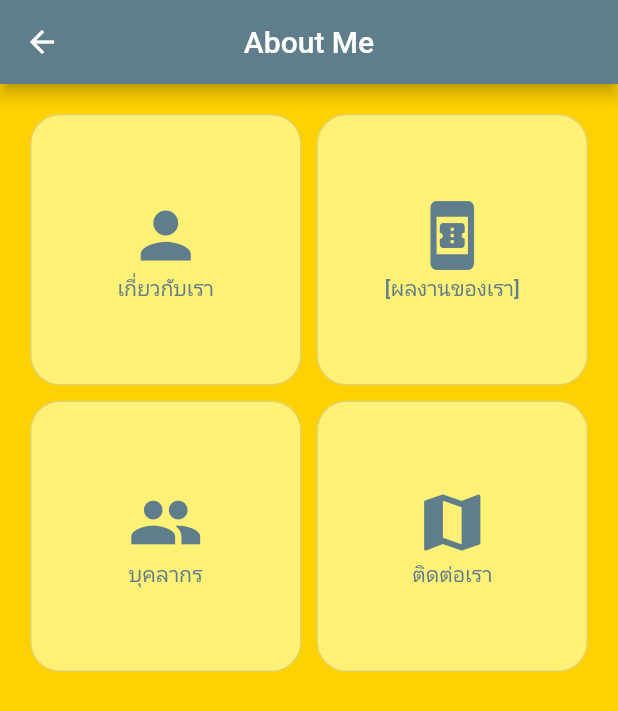
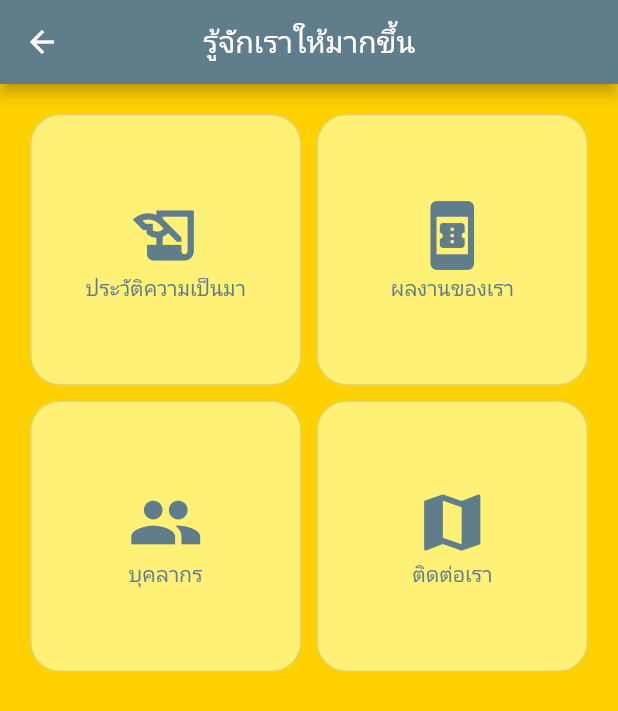
Before and after one commit to amornpan/flutter3x_nt, a Flutter app: the screen it shows after launch, after a tap on "About", on a phone screen of 412 x 824 dp. Shown: the top 711 px of the screen. Run offline on Flutter 3.47's test engine with Material 2 defaults, Android fonts, the phone set to English and light mode, and no system bars; our stand-ins replace get.

Commit message:
Layout page design

```diff
--- a/lib/main.dart
+++ b/lib/main.dart
@@ -1,6 +1,7 @@
 import 'package:flutter/material.dart';
 import 'package:flutter3x_nt/pages/about_page.dart';
 import 'package:flutter3x_nt/pages/home_page.dart';
+import 'package:flutter3x_nt/pages/layout_design.dart';
 import 'package:get/get.dart';
 
 void main() {
@@ -41,6 +42,11 @@ class MyApp extends StatelessWidget {
           page: () => const AboutPage(),
           //transition:
         ),
+        GetPage(
+          name: '/layout',
+          page: () => const LayoutDesign(),
+          //transition:
+        ),
       ],
     );
   }
--- a/lib/pages/about_page.dart
+++ b/lib/pages/about_page.dart
@@ -13,7 +13,7 @@ class _AboutPageState extends State<AboutPage> {
     return Scaffold(
       appBar: AppBar(
         centerTitle: true,
-        title: const Text('About Me'),
+        title: const Text('รู้จักเราให้มากขึ้น'),
       ),
       body: GridView.count(
         primary: false,
@@ -37,10 +37,10 @@ class _AboutPageState extends State<AboutPage> {
               mainAxisAlignment: MainAxisAlignment.center,
               children: const [
                 Icon(
-                  Icons.person,
+                  Icons.history_edu,
                   size: 50,
                 ),
-                Text('เกี่ยวกับเรา'),
+                Text('ประวัติความเป็นมา'),
               ],
             ),
           ),
@@ -62,7 +62,7 @@ class _AboutPageState extends State<AboutPage> {
                   Icons.book_online,
                   size: 50,
                 ),
-                Text('[ผลงานของเรา]'),
+                Text('ผลงานของเรา'),
               ],
             ),
           ),
--- a/lib/pages/home_page.dart
+++ b/lib/pages/home_page.dart
@@ -63,10 +63,17 @@ class _HomePageState extends State<HomePage> {
             const MyHeader(title: 'Kong1'),
             const SizedBox(height: 10),
             OutlinedButton(
-                onPressed: () {
-                  Get.toNamed('/about');
-                },
-                child: const Text('About')),
+              onPressed: () {
+                Get.toNamed('/about');
+              },
+              child: const Text('About'),
+            ),
+            OutlinedButton(
+              onPressed: () {
+                Get.toNamed('/layout');
+              },
+              child: const Text('Layout'),
+            ),
           ],
         ),
       ),
--- a/lib/widgets/my_header.dart
+++ b/lib/widgets/my_header.dart
@@ -7,8 +7,9 @@ class MyHeader extends StatelessWidget {
   @override
   Widget build(BuildContext context) {
     return Text(
-      'Hello My Header: $title',
+      'Welcome to NT R&D: $title',
       style: const TextStyle(
+
         color: Colors.brown,
       ),
     );
```
Also changed, not shown: lib/pages/layout_design.dart (added, +43 -0 lines).
